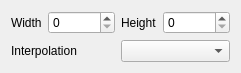
Before: the Qt Designer form YUViewLib/ui/videoHandlerResample.ui in IENT/YUView, drawn with Qt 5.
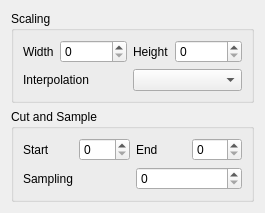
After: the same form once the commit is applied.

What changed in the file:
```diff
--- a/YUViewLib/ui/videoHandlerResample.ui
+++ b/YUViewLib/ui/videoHandlerResample.ui
@@ -6,8 +6,8 @@
    <rect>
     <x>0</x>
     <y>0</y>
-    <width>227</width>
-    <height>72</height>
+    <width>245</width>
+    <height>186</height>
    </rect>
   </property>
   <property name="windowTitle">
@@ -17,46 +17,94 @@
    <item>
     <layout class="QVBoxLayout" name="topVBoxLayout">
      <item>
-      <layout class="QGridLayout" name="gridLayout">
-       <item row="1" column="0">
+      <widget class="QGroupBox" name="groupBoxScaling">
+       <property name="title">
+        <string>Scaling</string>
+       </property>
+       <layout class="QGridLayout" name="gridLayout_2">
+        <item row="0" column="0">
         <widget class="QLabel" name="labelWidth">
          <property name="text">
           <string>Width</string>
          </property>
         </widget>
        </item>
-       <item row="1" column="1">
+        <item row="0" column="1">
         <widget class="QSpinBox" name="spinBoxWidth">
          <property name="maximum">
           <number>9999999</number>
          </property>
         </widget>
        </item>
-       <item row="1" column="3">
+        <item row="0" column="3">
         <widget class="QSpinBox" name="spinBoxHeight">
          <property name="maximum">
           <number>9999999</number>
          </property>
         </widget>
        </item>
-       <item row="1" column="2">
+        <item row="0" column="2">
         <widget class="QLabel" name="labelHeight">
          <property name="text">
           <string>Height</string>
          </property>
         </widget>
        </item>
-       <item row="2" column="0" colspan="2">
+        <item row="1" column="0" colspan="2">
         <widget class="QLabel" name="labelInterpolation">
          <property name="text">
           <string>Interpolation</string>
          </property>
         </widget>
        </item>
-       <item row="2" column="2" colspan="2">
+        <item row="1" column="2" colspan="2">
         <widget class="QComboBox" name="comboBoxInterpolation"/>
        </item>
       </layout>
+      </widget>
+     </item>
+     <item>
+      <widget class="QGroupBox" name="groupBoxSampling">
+       <property name="title">
+        <string>Cut and Sample</string>
+       </property>
+       <layout class="QGridLayout" name="gridLayout_3">
+        <item row="0" column="1">
+         <widget class="QSpinBox" name="spinBoxStart"/>
+        </item>
+        <item row="0" column="2">
+         <widget class="QLabel" name="labelEnd">
+          <property name="text">
+           <string>End</string>
+          </property>
+         </widget>
+        </item>
+        <item row="0" column="0">
+         <widget class="QLabel" name="labelStart">
+          <property name="text">
+           <string>Start</string>
+          </property>
+         </widget>
+        </item>
+        <item row="0" column="3">
+         <widget class="QSpinBox" name="spinBoxEnd"/>
+        </item>
+        <item row="1" column="2" colspan="2">
+         <widget class="QSpinBox" name="spinBoxSampling">
+          <property name="maximum">
+           <number>100000</number>
+          </property>
+         </widget>
+        </item>
+        <item row="1" column="0" colspan="2">
+         <widget class="QLabel" name="labelSampling">
+          <property name="text">
+           <string>Sampling</string>
+          </property>
+         </widget>
+        </item>
+       </layout>
+      </widget>
      </item>
      <item>
       <spacer name="verticalSpacer">
```
Left out of the diff: 5 changed lines with no effect on the pictures. Lines whose indentation alone changed are shown as unchanged.
